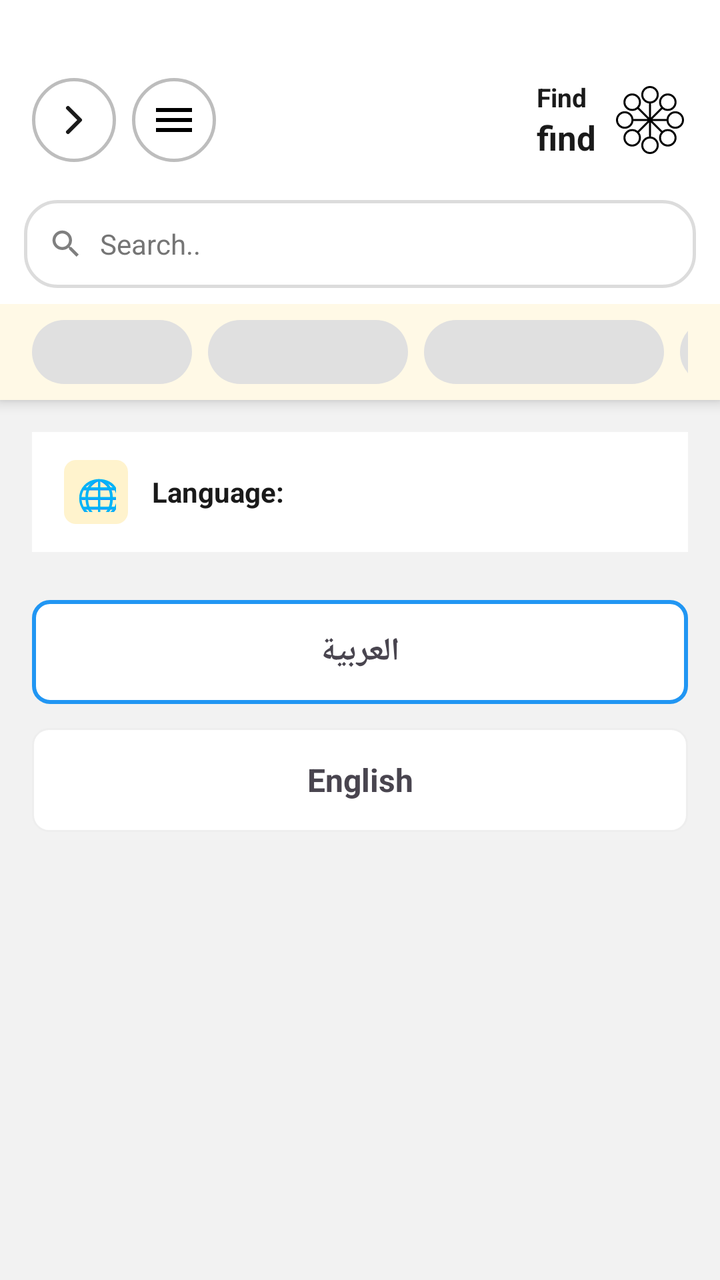
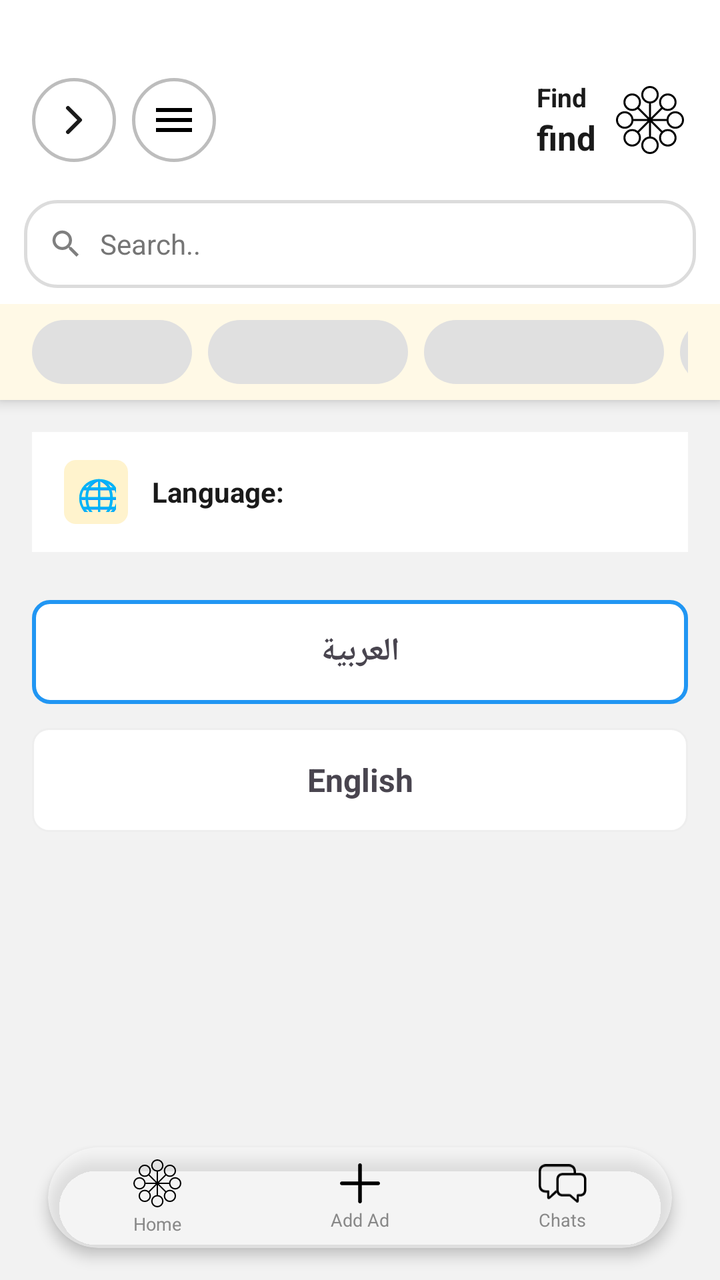

Screens rendered from an Android XML layout before and after an edit, with the pre-edit source and the edit as a unified diff.
<!-- AndroidManifest.xml: application theme Theme.MyApplication -->
<!-- res/layout/activity_language.xml -->
<?xml version="1.0" encoding="utf-8"?>
<LinearLayout
    xmlns:android="http://schemas.android.com/apk/res/android"
    xmlns:app="http://schemas.android.com/apk/res-auto"
    android:layout_width="match_parent"
    android:layout_height="match_parent"
    android:orientation="vertical"
    android:background="@color/bg_screen"
    android:layoutDirection="locale">

    
    <include layout="@layout/layout_appbar_back" />

    
    <include layout="@layout/layout_home_header" />

    <ScrollView
        android:layout_width="match_parent"
        android:layout_height="match_parent"
        android:fillViewport="true">

        <LinearLayout
            android:layout_width="match_parent"
            android:layout_height="wrap_content"
            android:orientation="vertical"
            android:padding="16dp">

            
            <LinearLayout
                android:layout_width="match_parent"
                android:layout_height="wrap_content"
                android:background="@color/surface_primary"
                android:orientation="horizontal"
                android:gravity="center_vertical"
                android:paddingHorizontal="16dp"
                android:paddingVertical="14dp"
                android:layout_marginBottom="24dp">

                <FrameLayout
                    android:layout_width="32dp"
                    android:layout_height="32dp"
                    android:background="@drawable/bg_menu_icon_yellow"
                    android:padding="6dp">
                    <TextView
                        android:layout_width="match_parent"
                        android:layout_height="match_parent"
                        android:text="🌐"
                        android:textSize="18sp"
                        android:gravity="center" />
                </FrameLayout>

                <TextView
                    android:layout_width="0dp"
                    android:layout_weight="1"
                    android:layout_height="wrap_content"
                    android:layout_marginStart="12dp"
                    android:text="@string/language_label"
                    android:textSize="14sp"
                    android:textStyle="bold"
                    android:textColor="@color/text_primary" />
            </LinearLayout>

            
            <TextView
                android:id="@+id/btnArabic"
                android:layout_width="match_parent"
                android:layout_height="52dp"
                android:layout_marginBottom="12dp"
                android:background="@drawable/bg_language_selected"
                android:text="العربية"
                android:textSize="16sp"
                android:textStyle="bold"
                android:gravity="center"
                android:clickable="true"
                android:focusable="true" />

            
            <TextView
                android:id="@+id/btnEnglish"
                android:layout_width="match_parent"
                android:layout_height="52dp"
                android:background="@drawable/bg_language_unselected"
                android:text="English"
                android:textSize="16sp"
                android:textStyle="bold"
                android:gravity="center"
                android:clickable="true"
                android:focusable="true" />

        </LinearLayout>
    </ScrollView>

</LinearLayout>
<!-- res/layout/layout_appbar_back.xml (included above) -->
<?xml version="1.0" encoding="utf-8"?>
<LinearLayout
    xmlns:android="http://schemas.android.com/apk/res/android"
    android:id="@+id/llAppBar"
    android:layout_width="match_parent"
    android:layout_height="wrap_content"
    android:orientation="vertical"
    android:background="@color/surface_primary"
    android:elevation="4dp">

    
    <View
        android:id="@+id/statusBarSpacer"
        android:layout_width="match_parent"
        android:layout_height="28dp" />

    
    <LinearLayout
        android:layout_width="match_parent"
        android:layout_height="64dp"
        android:orientation="horizontal"
        android:gravity="center_vertical"
        android:paddingHorizontal="16dp"
        android:paddingVertical="10dp">

        
        <ImageButton
            android:id="@+id/btnBack"
            android:layout_width="42dp"
            android:layout_height="42dp"
            android:background="@drawable/bg_menu_circle"
            android:padding="10dp"
            android:src="@drawable/ic_back"
            android:contentDescription="رجوع" />

        
        <ImageButton
            android:id="@+id/btnMenu"
            android:layout_width="42dp"
            android:layout_height="42dp"
            android:layout_marginStart="8dp"
            android:background="@drawable/bg_menu_circle"
            android:padding="10dp"
            android:src="@drawable/ic_menu_black"
            android:contentDescription="القائمة" />

        
        <View
            android:layout_width="0dp"
            android:layout_height="1dp"
            android:layout_weight="1" />

        
        <LinearLayout
            android:layout_width="wrap_content"
            android:layout_height="match_parent"
            android:orientation="horizontal"
            android:gravity="center_vertical">

            <LinearLayout
                android:layout_width="wrap_content"
                android:layout_height="wrap_content"
                android:orientation="vertical"
                android:layout_marginEnd="8dp">

                <TextView
                    android:layout_width="wrap_content"
                    android:layout_height="wrap_content"
                    android:text="@string/app_name_ar"
                    android:textSize="13sp"
                    android:textStyle="bold"
                    android:textColor="@color/text_primary"
                    android:lineSpacingExtra="-2dp" />

                <TextView
                    android:layout_width="wrap_content"
                    android:layout_height="wrap_content"
                    android:text="@string/app_name_en"
                    android:textSize="17sp"
                    android:textStyle="bold"
                    android:textColor="@color/text_primary"
                    android:lineSpacingExtra="-2dp" />
            </LinearLayout>

            <ImageView
                android:layout_width="38dp"
                android:layout_height="38dp"
                android:src="@drawable/ic_app_logo"
                android:contentDescription="Find"
                android:padding="2dp" />
        </LinearLayout>
    </LinearLayout>

</LinearLayout>
<!-- res/layout/layout_home_header.xml (included above) -->
<?xml version="1.0" encoding="utf-8"?>
<LinearLayout
    xmlns:android="http://schemas.android.com/apk/res/android"
    android:id="@+id/llHomeHeader"
    android:layout_width="match_parent"
    android:layout_height="wrap_content"
    android:orientation="vertical"
    android:background="@color/surface_primary"
    android:elevation="4dp">

    
    <LinearLayout
        android:id="@+id/llHomeSearchContainer"
        android:layout_width="match_parent"
        android:layout_height="44dp"
        android:layout_marginHorizontal="12dp"
        android:layout_marginTop="8dp"
        android:layout_marginBottom="8dp"
        android:background="@drawable/bg_search_bar"
        android:gravity="center_vertical"
        android:orientation="horizontal"
        android:layoutDirection="locale"
        android:paddingHorizontal="12dp"
        android:clickable="true"
        android:focusable="true">

        
        <ImageView
            android:layout_width="18dp"
            android:layout_height="18dp"
            android:src="@drawable/ic_search"
            android:alpha="0.5"
            android:importantForAccessibility="no" />

        <TextView
            android:id="@+id/tvHomeSearchHint"
            android:layout_width="0dp"
            android:layout_weight="1"
            android:layout_height="match_parent"
            android:gravity="start|center_vertical"
            android:paddingHorizontal="8dp"
            android:textSize="14sp"
            android:text="@string/search_hint"
            android:textColor="@color/find_gray_text" />
    </LinearLayout>

    
    <androidx.recyclerview.widget.RecyclerView
        android:id="@+id/rvHomeTopTabs"
        android:layout_width="match_parent"
        android:layout_height="48dp"
        android:background="@color/surface_tabs"
        android:orientation="horizontal"
        android:visibility="gone"
        app:layoutManager="androidx.recyclerview.widget.LinearLayoutManager"
        xmlns:app="http://schemas.android.com/apk/res-auto" />

    
    <LinearLayout
        android:id="@+id/llHomeTabShimmer"
        android:layout_width="match_parent"
        android:layout_height="48dp"
        android:orientation="horizontal"
        android:gravity="center_vertical"
        android:paddingHorizontal="16dp"
        android:background="@color/surface_tabs">

        <View android:layout_width="80dp" android:layout_height="32dp"
            android:layout_marginEnd="8dp" android:background="@drawable/bg_category_shimmer" />
        <View android:layout_width="100dp" android:layout_height="32dp"
            android:layout_marginEnd="8dp" android:background="@drawable/bg_category_shimmer" />
        <View android:layout_width="120dp" android:layout_height="32dp"
            android:layout_marginEnd="8dp" android:background="@drawable/bg_category_shimmer" />
        <View android:layout_width="70dp" android:layout_height="32dp"
            android:background="@drawable/bg_category_shimmer" />
    </LinearLayout>

</LinearLayout>
<!-- resources referenced by this layout -->
<resources>
  <color name="bg_screen">#F2F2F2</color>
  <color name="find_gray_text">#757575</color>
  <color name="surface_primary">#FFFFFFFF</color>
  <color name="surface_tabs">#FFFFF9E6</color>
  <color name="text_primary">#1A1A1A</color>
  <!-- drawable bg_category_shimmer (drawable) -->
  <?xml version="1.0" encoding="utf-8"?>
  <shape xmlns:android="http://schemas.android.com/apk/res/android">
      <solid android:color="#E0E0E0" />
      <corners android:radius="16dp" />
  </shape>
  <string name="app_name_ar">Find</string>
  <string name="app_name_en">find</string>
  <string name="language_label">Language:</string>
  <string name="search_hint">Search..</string>
  <style name="Theme.MyApplication" parent="Base.Theme.MyApplication" />
  <color name="white">#FFFFFFFF</color>
  <color name="find_active_blue">#2196F3</color>
  <color name="divider">#EEEEEE</color>
  <color name="stroke_field">#FFDCDCDC</color>
  <color name="icon_tint">#FF1A1A1A</color>
  <color name="find_primary">#C8A96E</color>
  <color name="text_secondary">#888888</color>
  <!-- unchanged entries left out for length: 10 -->
</resources>

<!-- the commit's change to res/layout/activity_language.xml (unified diff, before → after) -->
@@ -16,7 +16,8 @@
 
     <ScrollView
         android:layout_width="match_parent"
-        android:layout_height="match_parent"
+        android:layout_height="0dp"
+        android:layout_weight="1"
         android:fillViewport="true">
 
         <LinearLayout
@@ -90,6 +91,15 @@
         </LinearLayout>
     </ScrollView>
 
+    
+    <include
+        android:id="@+id/cvBottomNav"
+        layout="@layout/layout_bottom_nav"
+        android:layout_width="match_parent"
+        android:layout_height="wrap_content"
+        android:layout_marginHorizontal="24dp"
+        android:layout_marginBottom="16dp" />
+
 </LinearLayout>
 <!-- res/layout/layout_appbar_back.xml (included above) -->
 <?xml version="1.0" encoding="utf-8"?>
@@ -265,3 +275,109 @@
     </LinearLayout>
 
 </LinearLayout>
+<!-- res/layout/layout_bottom_nav.xml (included above) -->
+<?xml version="1.0" encoding="utf-8"?>
+<androidx.cardview.widget.CardView
+    xmlns:android="http://schemas.android.com/apk/res/android"
+    xmlns:app="http://schemas.android.com/apk/res-auto"
+    android:id="@+id/cvBottomNav"
+    android:layout_width="match_parent"
+    android:layout_height="60dp"
+    app:cardCornerRadius="30dp"
+    app:cardElevation="4dp"
+    app:cardBackgroundColor="@color/bottom_nav_bg">
+
+    <LinearLayout
+        android:layout_width="match_parent"
+        android:layout_height="match_parent"
+        android:orientation="horizontal"
+        android:layoutDirection="locale"
+        android:gravity="center_vertical"
+        android:paddingHorizontal="4dp">
+
+        
+        <LinearLayout
+            android:id="@+id/navHome"
+            android:layout_width="0dp"
+            android:layout_weight="1"
+            android:layout_height="match_parent"
+            android:orientation="vertical"
+            android:gravity="center"
+            android:paddingVertical="6dp">
+
+            <ImageView
+                android:id="@+id/ivNavHome"
+                android:layout_width="24dp"
+                android:layout_height="24dp"
+                android:src="@drawable/ic_nav_home"
+                android:scaleType="fitCenter"
+                android:contentDescription="الرئيسية" />
+
+            <TextView
+                android:id="@+id/tvNavHome"
+                android:layout_width="wrap_content"
+                android:layout_height="wrap_content"
+                android:layout_marginTop="2dp"
+                android:text="@string/nav_home"
+                android:textSize="9sp"
+                android:textColor="@color/text_secondary" />
+        </LinearLayout>
+
+        
+        <LinearLayout
+            android:id="@+id/navAdd"
+            android:layout_width="0dp"
+            android:layout_weight="1"
+            android:layout_height="match_parent"
+            android:orientation="vertical"
+            android:gravity="center"
+            android:paddingVertical="6dp">
+
+            <ImageView
+                android:id="@+id/ivNavAdd"
+                android:layout_width="20dp"
+                android:layout_height="20dp"
+                android:src="@drawable/ic_nav_add"
+                android:scaleType="fitCenter"
+                android:contentDescription="أضف إعلان" />
+
+            <TextView
+                android:id="@+id/tvNavAdd"
+                android:layout_width="wrap_content"
+                android:layout_height="wrap_content"
+                android:layout_marginTop="2dp"
+                android:text="@string/nav_add_ad"
+                android:textSize="9sp"
+                android:textColor="@color/text_secondary" />
+        </LinearLayout>
+
+        
+        <LinearLayout
+            android:id="@+id/navChat"
+            android:layout_width="0dp"
+            android:layout_weight="1"
+            android:layout_height="match_parent"
+            android:orientation="vertical"
+            android:gravity="center"
+            android:paddingVertical="6dp">
+
+            <ImageView
+                android:id="@+id/ivNavChat"
+                android:layout_width="24dp"
+                android:layout_height="20dp"
+                android:src="@drawable/ic_nav_chat"
+                android:scaleType="fitCenter"
+                android:contentDescription="المحادثات" />
+
+            <TextView
+                android:id="@+id/tvNavChat"
+                android:layout_width="wrap_content"
+                android:layout_height="wrap_content"
+                android:layout_marginTop="2dp"
+                android:text="@string/nav_chats"
+                android:textSize="9sp"
+                android:textColor="@color/text_secondary" />
+        </LinearLayout>
+
+    </LinearLayout>
+</androidx.cardview.widget.CardView>
<!-- resource entries referenced after the edit -->
@@ -1,6 +1,7 @@
 <!-- resources referenced by this layout -->
 <resources>
   <color name="bg_screen">#F2F2F2</color>
+  <color name="bottom_nav_bg">#80FFFFFF</color>
   <color name="find_gray_text">#757575</color>
   <color name="surface_primary">#FFFFFFFF</color>
   <color name="surface_tabs">#FFFFF9E6</color>
@@ -11,9 +12,38 @@
       <solid android:color="#E0E0E0" />
       <corners android:radius="16dp" />
   </shape>
+  <!-- drawable ic_nav_add (drawable) -->
+  <?xml version="1.0" encoding="utf-8"?>
+  <vector xmlns:android="http://schemas.android.com/apk/res/android"
+      android:width="31dp"
+      android:height="31dp"
+      android:viewportWidth="31"
+      android:viewportHeight="31">
+      <path
+          android:fillColor="#000000"
+          android:pathData="M16.9359 29.5568V1.44323C16.9359 0.66271 16.2879 0 15.4927 0C14.7121 0 14.0642 0.66271 14.0642 1.44323V29.5568C14.0642 30.3374 14.7121 31 15.4927 31C16.2879 31 16.9359 30.3374 16.9359 29.5568ZM1.44323 16.9359H29.5568C30.3374 16.9359 31 16.2879 31 15.5074C31 14.7121 30.3374 14.0642 29.5568 14.0642H1.44323C0.66271 14.0642 0 14.7121 0 15.5074C0 16.2879 0.66271 16.9359 1.44323 16.9359Z" />
+  </vector>
+  <!-- drawable ic_nav_chat (drawable) -->
+  <?xml version="1.0" encoding="utf-8"?>
+  <vector xmlns:android="http://schemas.android.com/apk/res/android"
+      android:width="39dp"
+      android:height="31dp"
+      android:viewportWidth="39"
+      android:viewportHeight="31">
+      <path
+          android:fillColor="#000000"
+          android:pathData="M30.3118 6.06336V7.06319H28.4071V6.07412C28.4071 3.39721 26.9761 1.91362 24.2322 1.91362H6.07957C3.3034 1.91362 1.90457 3.39721 1.90457 6.07412V17.0183C1.90457 19.6952 3.3034 21.1788 6.07957 21.1788H7.75818C8.4038 21.1788 8.65128 21.426 8.65128 22.0817V26.1241L13.1814 21.7808C13.5701 21.3748 13.8791 21.2296 14.3528 21.1909C14.3946 21.8954 14.5199 22.5278 14.7279 23.0842L9.87795 27.3604C9.17854 27.9731 8.76964 28.2849 8.17783 28.2849C7.34928 28.2849 6.87584 27.7045 6.87584 26.7798V23.0815H6.06882C2.16282 23.0815 0 20.8778 0 17.029V6.06336C0 2.21464 2.16282 0 6.06882 0H24.243C28.1383 0 30.3118 2.22538 30.3118 6.06336Z" />
+      <path
+          android:fillColor="#000000"
+          android:pathData="M19.9281 26.1667H25.2222L29.7523 30.0477C30.4518 30.6497 30.8498 30.9614 31.4201 30.9614C32.2271 30.9614 32.7007 30.381 32.7007 29.4887V26.1667H33.174C36.8326 26.1667 38.7695 24.1995 38.7695 20.5871V12.6532C38.7695 9.04094 36.8326 7.06284 33.174 7.06284H19.9281C16.2696 7.06284 14.3328 9.04094 14.3328 12.6532V20.6086C14.3328 24.21 16.2696 26.1667 19.9281 26.1667ZM19.9819 24.264C17.3887 24.264 16.2481 23.0491 16.2481 20.5441V12.7069C16.2481 10.2128 17.3887 8.96568 19.9819 8.96568H33.1202C35.7136 8.96568 36.854 10.2128 36.854 12.7069V20.5334C36.854 23.0275 35.7028 24.264 33.1202 24.264H31.8291C31.3125 24.264 30.9035 24.5649 30.9035 25.2314V28.7899L26.4166 24.7798C25.9862 24.393 25.6525 24.264 25.136 24.264H19.9819Z" />
+  </vector>
+  <!-- drawable ic_nav_home: vector/xml drawable (drawable, 2075 chars, omitted) -->
   <string name="app_name_ar">Find</string>
   <string name="app_name_en">find</string>
   <string name="language_label">Language:</string>
+  <string name="nav_add_ad">Add Ad</string>
+  <string name="nav_chats">Chats</string>
+  <string name="nav_home">Home</string>
   <string name="search_hint">Search..</string>
   <style name="Theme.MyApplication" parent="Base.Theme.MyApplication" />
   <color name="white">#FFFFFFFF</color>
